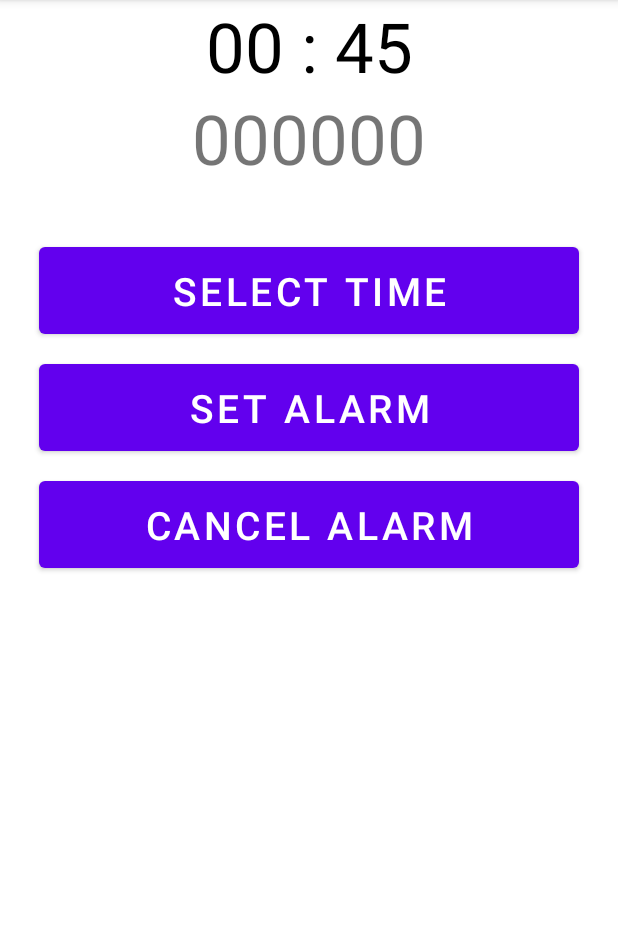
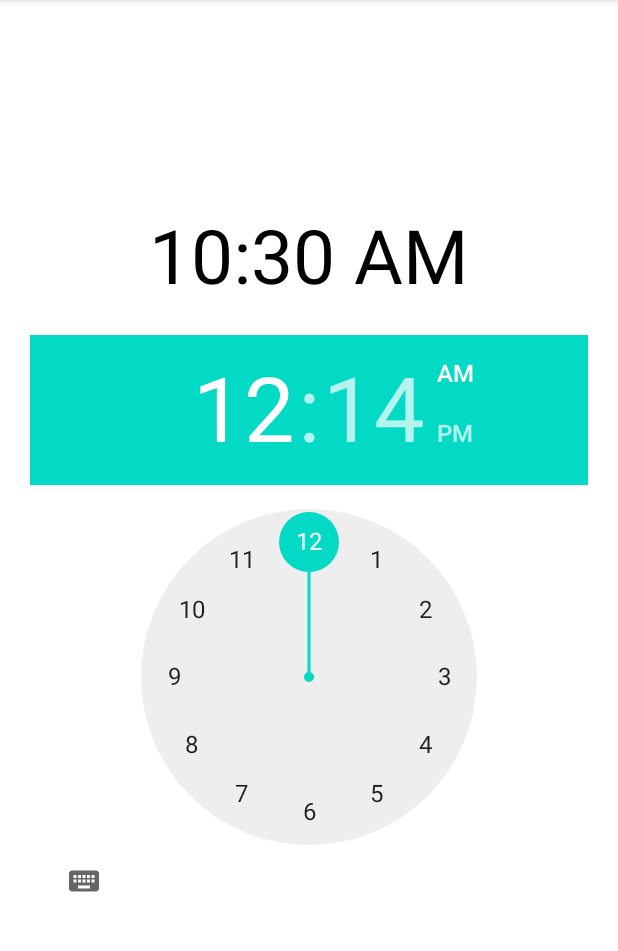
Before and after one commit to JohnsonLu31/KebiiProject, an Android app: the screen it shows after launch (AlarmMain before the commit, AlarmClockMain after it), after a tap on "Alarm Manager", on a phone screen of 412 x 824 dp, the part 84-1035 px from its top. Run offline under Robolectric (Android 15) with nearby library versions, the phone set to English and light mode, and no system bars.

Commit message:
alarm changing

```diff
--- a/app/src/main/AndroidManifest.xml
+++ b/app/src/main/AndroidManifest.xml
@@ -37,7 +37,7 @@
                 android:value=".combindallapp.MainActivity"/>
         </activity>
 
-        <activity android:name="com.example.alarmManager.AlarmMain"
+        <activity android:name="com.example.alarmClock.AlarmClockMain"
             android:parentActivityName=".combindallapp.MainActivity">
             <meta-data
                 android:name="android.support.PARENT_ACTIVITY"
--- /dev/null
+++ b/app/src/main/java/com/example/alarmClock/AlarmClockMain.kt
@@ -0,0 +1,66 @@
+package com.example.alarmClock
+
+import android.app.Service
+import android.media.Ringtone
+import android.media.RingtoneManager
+import androidx.appcompat.app.AppCompatActivity
+import android.os.Bundle
+import kotlinx.android.synthetic.main.activity_main.*
+import java.util.*
+import com.example.R
+import kotlinx.android.synthetic.main.alarm_main.*
+
+class AlarmClockMain : AppCompatActivity() {
+
+    lateinit var ring: Ringtone
+
+    override fun onCreate(savedInstanceState: Bundle?) {
+        super.onCreate(savedInstanceState)
+        setContentView(R.layout.alarm_main)
+
+        ring = RingtoneManager.getRingtone(this, RingtoneManager.getDefaultUri(RingtoneManager.TYPE_RINGTONE))
+
+        Timer().scheduleAtFixedRate(object : TimerTask() {
+            override fun run() {
+                if (tv_time.text == AlarmTime())
+                    ring.play()
+                else
+                    ring.stop()
+                }
+
+        }, 0, 1000)
+    }
+
+    override fun onStop() {
+        ring.stop()
+        super.onStop()
+    }
+
+
+    fun AlarmTime(): String {
+
+        var alarmHours = tp_timepicker.currentHour
+        val alarmMinutes = tp_timepicker.currentMinute
+
+        val stringAlarmMinutes: String
+
+        if (alarmMinutes < 10)
+            stringAlarmMinutes = "0$alarmMinutes"
+        else
+            stringAlarmMinutes = "$alarmMinutes"
+
+        val stringAlarmTime: String
+
+        if (alarmHours > 12) {
+            alarmHours -= 12
+            if (alarmHours < 10)
+            stringAlarmTime = "0$alarmHours:$stringAlarmMinutes"
+            else stringAlarmTime = "$alarmHours:$stringAlarmMinutes"
+        } else {
+            stringAlarmTime = "0$alarmHours:$stringAlarmMinutes"
+        }
+        return stringAlarmTime
+    }
+}
+
+//https://www.youtube.com/watch?v=vJOW_Idnx7w
--- a/app/src/main/java/com/example/alarmManager/AlarmMain.kt
+++ /dev/null
@@ -1,126 +0,0 @@
-package com.example.alarmManager
-
-import android.annotation.SuppressLint
-import android.app.AlarmManager
-import android.app.NotificationChannel
-import android.app.NotificationManager
-import android.app.PendingIntent
-import android.content.Context
-import android.content.Intent
-import android.os.Build
-import androidx.appcompat.app.AppCompatActivity
-import android.os.Bundle
-import android.widget.Toast
-import com.example.R
-import com.example.alarmManager.AlarmReceiver
-import com.example.databinding.ActivityMainBinding
-import com.google.android.material.timepicker.MaterialTimePicker
-import com.google.android.material.timepicker.TimeFormat
-import kotlinx.android.synthetic.main.alarm_activity.*
-import java.util.*
-
-class AlarmMain : AppCompatActivity() {
-
-    private lateinit var binding: ActivityMainBinding
-    private lateinit var picker: MaterialTimePicker
-    lateinit var calendar: Calendar
-    lateinit var alarmManager: AlarmManager
-    lateinit var pendingIntent: PendingIntent
-
-    @SuppressLint("SetTextI18n")
-    override fun onCreate(savedInstanceState: Bundle?) {
-        super.onCreate(savedInstanceState)
-        setContentView(R.layout.alarm_activity)
-
-        createNotificationChannel()
-
-        selectedTimeBtn.setOnClickListener {
-
-            showTimePicker()
-
-        }
-
-        setAlarmBtn.setOnClickListener {
-
-            setAlarm()
-            showTime.text = "${System.currentTimeMillis()} , ${calendar.timeInMillis}"
-
-        }
-
-        cancelAlarmBtn.setOnClickListener {
-
-            cancelAlarm()
-
-        }
-
-    }
-
-    @SuppressLint("UnspecifiedImmutableFlag")
-    private fun cancelAlarm() {
-
-        val intent = Intent(this, AlarmReceiver::class.java)
-
-        pendingIntent = PendingIntent.getBroadcast(this@AlarmMain, 1, intent, 0)
-
-        alarmManager.cancel(pendingIntent)
-        Toast.makeText(this, "Alarm Canceled", Toast.LENGTH_SHORT).show()
-
-    }
-
-    @SuppressLint("UnspecifiedImmutableFlag")
-    private fun setAlarm() {
-
-        alarmManager = getSystemService(Context.ALARM_SERVICE) as AlarmManager
-
-        val intent = Intent(this, AlarmReceiver::class.java)
-
-        pendingIntent = PendingIntent.getBroadcast(this@AlarmMain, 1, intent, 0)
-
-        alarmManager.set(AlarmManager.RTC_WAKEUP, calendar.timeInMillis, pendingIntent)
-
-        Toast.makeText(this, "Alarm set Sucessfully", Toast.LENGTH_SHORT).show()
-    }
-
-    @SuppressLint("SetTextI18n")
-    private fun showTimePicker() {
-
-        picker = MaterialTimePicker.Builder()
-            .setTimeFormat(TimeFormat.CLOCK_12H)
-            .setHour(Date().hours)
-            .setMinute(Date().minutes)
-            .setTitleText("Select Alarm Time")
-            .build()
-
-        picker.show(supportFragmentManager, "android")
-
-        picker.addOnPositiveButtonClickListener {
-
-            if (picker.hour > 12) {
-                selectedTime.text = String.format("%02d", picker.hour-12)+" : "+ String.format("%02d", picker.minute)+" PM "
-            } else {
-                selectedTime.text = "${picker.hour} : ${picker.minute} AM"
-            }
-
-            calendar = Calendar.getInstance()
-            calendar.set(Calendar.HOUR_OF_DAY, picker.hour)
-            calendar.set(Calendar.MINUTE, picker.minute)
-            calendar.set(Calendar.SECOND, 0)
-            calendar.set(Calendar.MILLISECOND, 0)
-        }
-
-    }
-
-    private fun createNotificationChannel() {
-
-        if (Build.VERSION.SDK_INT >= Build.VERSION_CODES.O) {
-            val name: CharSequence = "ReminderChannel"
-            val description = "Channel for alarm Manager"
-            val importance = NotificationManager.IMPORTANCE_HIGH
-            val channel = NotificationChannel("android", name, importance)
-            channel.description = description
-
-            val notificationManager = getSystemService(NotificationManager::class.java)
-            notificationManager.createNotificationChannel(channel)
-        }
-    }
-}
--- a/app/src/main/res/layout/alarm_activity.xml
+++ /dev/null
@@ -1,56 +0,0 @@
-<?xml version="1.0" encoding="utf-8"?>
-<LinearLayout xmlns:android="http://schemas.android.com/apk/res/android"
-    xmlns:app="http://schemas.android.com/apk/res-auto"
-    xmlns:tools="http://schemas.android.com/tools"
-    android:layout_width="match_parent"
-    android:layout_height="match_parent"
-    android:orientation="vertical"
-    tools:context=".alarmManager.AlarmMain">
-
-    <TextView
-        android:id="@+id/selectedTime"
-        android:layout_width="match_parent"
-        android:layout_height="wrap_content"
-        android:gravity="center"
-        android:text="00 : 45"
-        android:textColor="@color/black"
-        android:textSize="46dp" />
-
-    <TextView
-        android:id="@+id/showTime"
-        android:layout_width="match_parent"
-        android:layout_height="wrap_content"
-        android:gravity="center"
-        android:text="000000"
-        android:textSize="46dp" />
-
-    <Button
-        android:id="@+id/selectedTimeBtn"
-        android:layout_width="match_parent"
-        android:layout_height="70dp"
-        android:layout_marginHorizontal="26dp"
-        android:layout_marginTop="36dp"
-        android:text="Select Time"
-        android:textSize="26dp" />
-
-
-    <Button
-        android:id="@+id/setAlarmBtn"
-        android:layout_width="match_parent"
-        android:layout_height="70dp"
-        android:layout_marginHorizontal="26dp"
-        android:layout_marginTop="8dp"
-        android:text="Set Alarm"
-        android:textSize="26dp" />
-
-    <Button
-        android:id="@+id/cancelAlarmBtn"
-        android:layout_width="match_parent"
-        android:layout_height="70dp"
-        android:layout_marginHorizontal="26dp"
-        android:layout_marginTop="8dp"
-        android:text="Cancel Alarm"
-        android:textSize="26dp" />
-
-
-</LinearLayout>
--- /dev/null
+++ b/app/src/main/res/layout/alarm_main.xml
@@ -0,0 +1,25 @@
+<?xml version="1.0" encoding="utf-8"?>
+<LinearLayout xmlns:android="http://schemas.android.com/apk/res/android"
+    xmlns:app="http://schemas.android.com/apk/res-auto"
+    xmlns:tools="http://schemas.android.com/tools"
+    android:layout_width="match_parent"
+    android:layout_height="match_parent"
+    android:orientation="vertical"
+    android:gravity="center"
+    tools:context=".MainActivity">
+
+    <TextClock
+        android:id="@+id/tv_time"
+        android:layout_width="wrap_content"
+        android:layout_height="wrap_content"
+        android:textSize="50sp"
+        android:textColor="@color/black"/>
+
+    <TimePicker
+        android:id="@+id/tp_timepicker"
+        android:layout_width="wrap_content"
+        android:layout_height="wrap_content"
+        android:layout_margin="20dp"
+        android:layout_marginTop="10dp"/>
+
+</LinearLayout>
--- a/app/src/main/res/layout/weather_activity.xml
+++ b/app/src/main/res/layout/weather_activity.xml
@@ -35,6 +35,7 @@
             android:text="Search" />
 
     </LinearLayout>
+
 
     <LinearLayout
         android:layout_width="match_parent"
```
Also changed, not shown: app/src/main/java/com/example/alarmManager/AlarmReceiver.kt (deleted, +0 -35 lines), app/src/main/java/com/example/combindallapp/MainActivity.kt (+33 -9 lines), app/src/main/java/com/example/weather/WeatherMain.kt (+33 -2 lines).
